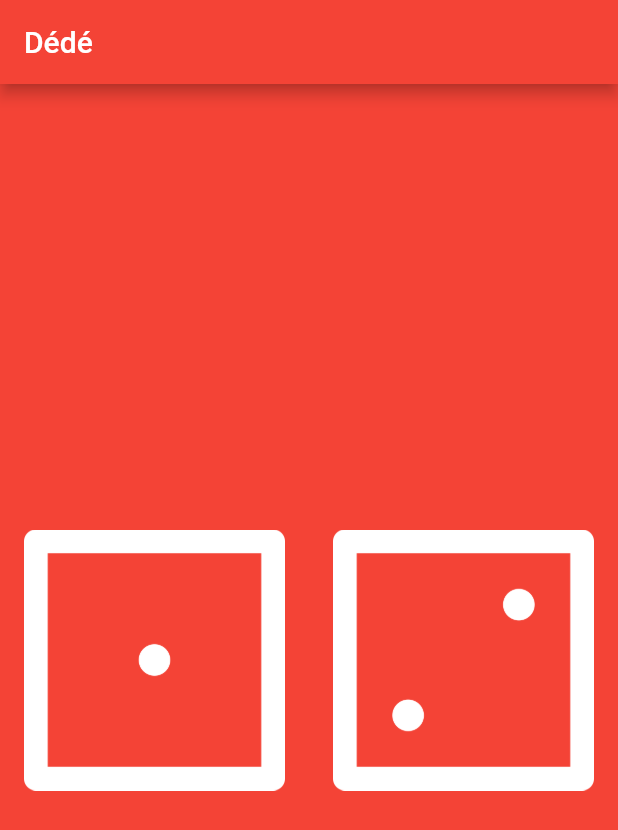
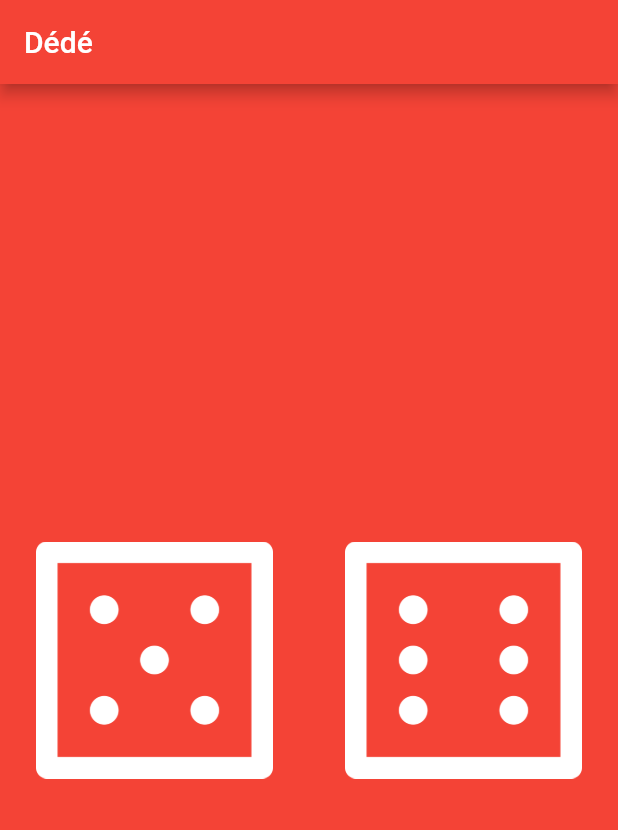
Before and after one commit to raytoban/dede, a Flutter app: the screen it shows after launch, on a phone screen of 412 x 824 dp. Shown: the top 830 px of the screen. Run offline on Flutter 3.47's test engine with Material 2 defaults, Android fonts, the phone set to English and light mode, and no system bars.

Commit message:
insert bouton

```diff
--- a/lib/main.dart
+++ b/lib/main.dart
@@ -1,3 +1,4 @@
+import 'package:flutter/cupertino.dart';
 import 'package:flutter/material.dart';
 
 void main() {
@@ -16,21 +17,35 @@ void main() {
 }
 
 class DicePage extends StatelessWidget {
+  int leftDiceNumber = 5;
+  int rightDiceNumber = 6;
   @override
   Widget build(BuildContext context) {
     return Center(
-      child: Row(children: [
-        Expanded(
+      child: Row(
+        children: [
+          Expanded(
             child: Padding(
-          padding: const EdgeInsets.all(16.0),
-          child: Image.asset("images/dice1.png"),
-        )),
-        Expanded(
+              padding: const EdgeInsets.all(16.0),
+              child: TextButton(
+                  onPressed: () {
+                    print("vous avez appuyé sur l'image de gauche");
+                  },
+                  child: Image.asset("images/dice$leftDiceNumber.png")),
+            ),
+          ),
+          Expanded(
             child: Padding(
-          padding: const EdgeInsets.all(16.0),
-          child: Image.asset("images/dice2.png"),
-        )),
-      ]),
+              padding: const EdgeInsets.all(16.0),
+              child: TextButton(
+                  onPressed: () {
+                    print("Vous avez appuyé sur l'image de droite");
+                  },
+                  child: Image.asset("images/dice$rightDiceNumber.png")),
+            ),
+          ),
+        ],
+      ),
     );
   }
 }
```
